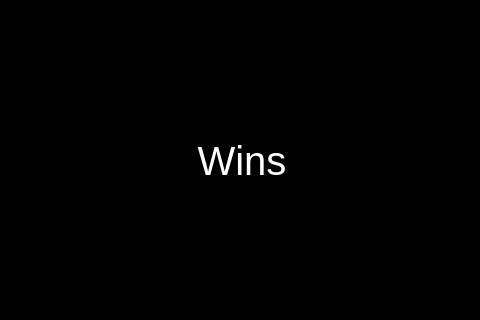
Old version of the form playerwinswidget.ui in the repository CantonHackerAndMakerPlace/BigBattleBoxUI; both pictures show x 299 to 779 and y 222 to 542 of the 1082 by 765 pixel window.
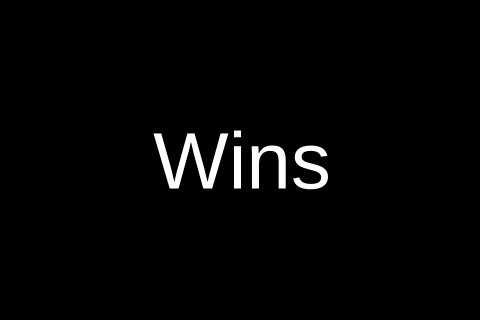
New version of the form.

```diff
--- a/playerwinswidget.ui
+++ b/playerwinswidget.ui
@@ -47,7 +47,7 @@
       <widget class="QLabel" name="titleLabel">
        <property name="font">
         <font>
-         <pointsize>30</pointsize>
+         <pointsize>60</pointsize>
         </font>
        </property>
        <property name="text">
```
